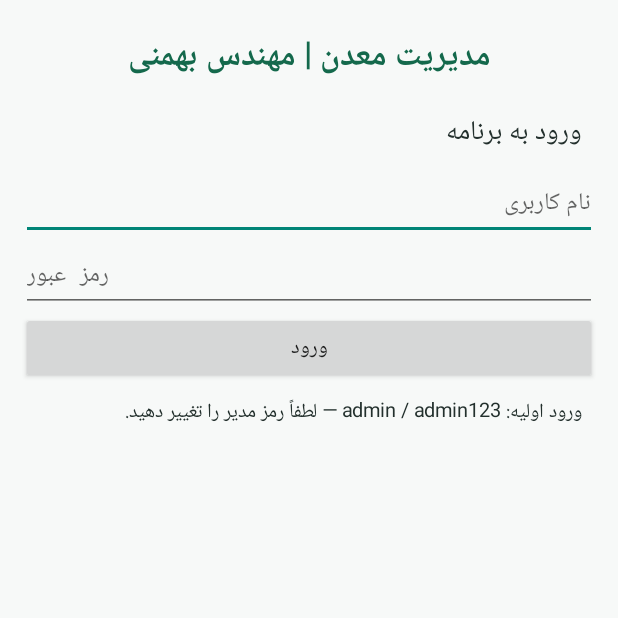
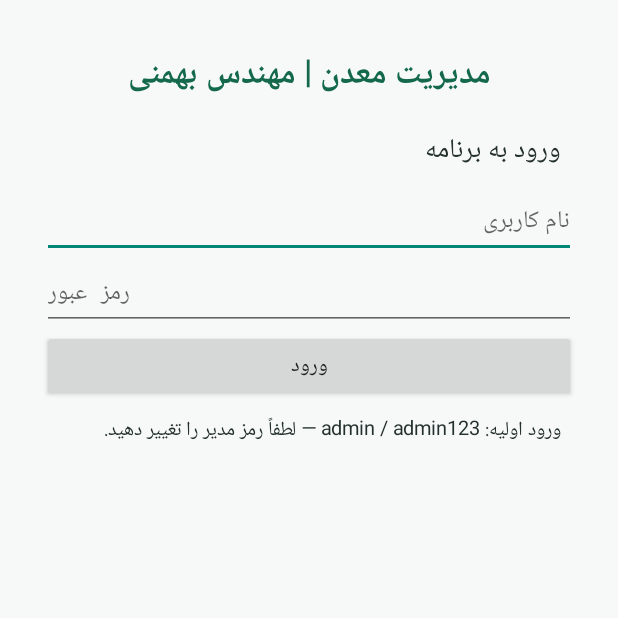
Before and after one commit to mnbi0324-cloud/mohsen-bahmani, an Android app: the screen it shows after launch (MainActivity), on a phone screen of 412 x 824 dp, the top half of it. Run offline under Robolectric (Android 15) with nearby library versions, the phone set to English and light mode, and no system bars.

Commit message:
Fix invalid screen view hierarchy

```diff
--- a/app/src/main/java/com/mineload/app/MainActivity.java
+++ b/app/src/main/java/com/mineload/app/MainActivity.java
@@ -25,7 +25,7 @@ public class MainActivity extends Activity {
  Button btn(String s){Button b=new Button(this);b.setText(s);return b;}
  void toast(String s){Toast.makeText(this,s,Toast.LENGTH_LONG).show();}
  public void onCreate(Bundle b){super.onCreate(b);db=new DB(this);login();}
- void page(String title){root=new LinearLayout(this);root.setOrientation(1);root.setPadding(dp(14),dp(12),dp(14),dp(12));root.setBackgroundColor(Color.rgb(247,249,248));root.setLayoutDirection(View.LAYOUT_DIRECTION_RTL);TextView h=label(title,22);h.setGravity(Gravity.CENTER);h.setTextColor(green);h.setTypeface(null,1);root.addView(h);ScrollView sc=new ScrollView(this);sc.setFillViewport(true);sc.addView(root);setContentView(sc);}
+ void page(String title){root=new LinearLayout(this);root.setOrientation(1);root.setPadding(dp(14),dp(12),dp(14),dp(12));root.setBackgroundColor(Color.rgb(247,249,248));root.setLayoutDirection(View.LAYOUT_DIRECTION_RTL);TextView h=label(title,22);h.setGravity(Gravity.CENTER);h.setTextColor(green);h.setTypeface(null,1);root.addView(h);ScrollView sc=new ScrollView(this);sc.setFillViewport(true);LinearLayout content=new LinearLayout(this);content.setOrientation(1);content.setPadding(dp(14),dp(12),dp(14),dp(12));content.setBackgroundColor(Color.rgb(247,249,248));content.setLayoutDirection(View.LAYOUT_DIRECTION_RTL);content.addView(root);sc.addView(content);setContentView(sc);}
  EditText edit(String hint){EditText e=new EditText(this);e.setHint(hint);e.setTextSize(16);e.setSingleLine(false);root.addView(e);return e;}
  void login(){page("مدیریت معدن | مهندس بهمنی");root.addView(label("ورود به برنامه",18));EditText u=edit("نام کاربری");EditText p=edit("رمز عبور");p.setInputType(129);Button b=btn("ورود");root.addView(b);root.addView(label("ورود اولیه: admin / admin123 — لطفاً رمز مدیر را تغییر دهید.",13));b.setOnClickListener(v->{if(db.login(u.getText().toString().trim(),p.getText().toString())){user=u.getText().toString().trim();admin=db.isAdmin(user);home();}else toast("نام کاربری یا رمز اشتباه است");});}
  void home(){page("داشبورد معدن");root.addView(label("کاربر: "+user,15));for(int i=0;i<categories.length;i++){final int ix=i;Button b=btn(categories[i]);root.addView(b);b.setOnClickListener(v->form(ix));}
```
